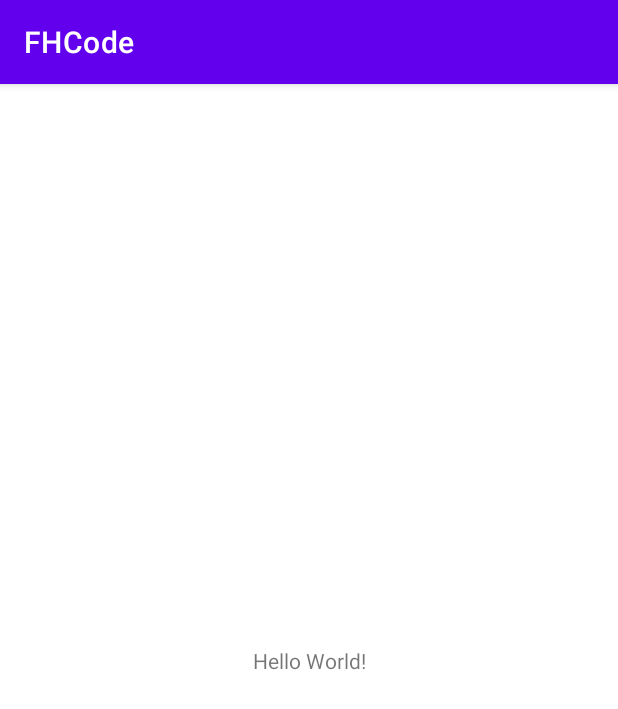
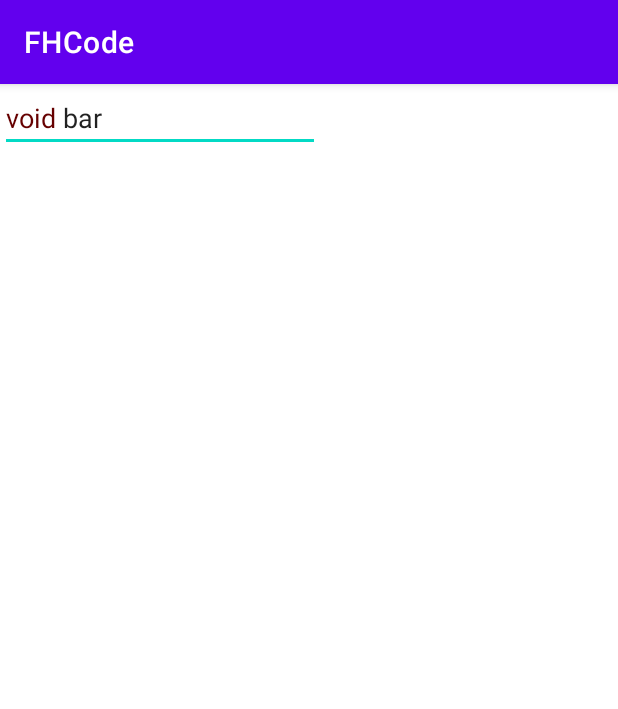
Before and after one commit to FredHappyface/Android.FHCode, an Android app: the screen it shows after launch (MainActivity), on a phone screen of 412 x 824 dp. Shown: the top 709 px of the screen. Run offline under Robolectric (Android 15) with nearby library versions, the light colour scheme and no system bars.

Commit message:
17/03/21

```diff
--- a/app/src/main/java/com/fredhappyface/fhcode/CodeEdit.kt
+++ b/app/src/main/java/com/fredhappyface/fhcode/CodeEdit.kt
@@ -4,6 +4,4 @@ import android.content.Context
 import android.util.AttributeSet
 import androidx.appcompat.widget.AppCompatEditText
 
-class CodeEdit(context: Context, attrs: AttributeSet, defStyleAttr: Int) : AppCompatEditText(context, attrs, defStyleAttr){
-
-}
+class CodeEdit(context: Context, attrs: AttributeSet, defStyleAttr: Int) : AppCompatEditText(context, attrs, defStyleAttr)
--- a/app/src/main/java/com/fredhappyface/fhcode/Colours.kt
+++ b/app/src/main/java/com/fredhappyface/fhcode/Colours.kt
@@ -1,4 +1,8 @@
 package com.fredhappyface.fhcode
 
-class Colours {
+import android.text.style.ForegroundColorSpan
+
+interface Colours {
+
+    fun getColour(type: String): ForegroundColorSpan
 }
--- /dev/null
+++ b/app/src/main/java/com/fredhappyface/fhcode/ColoursDark.kt
@@ -0,0 +1,12 @@
+package com.fredhappyface.fhcode
+
+import android.graphics.Color
+import android.text.style.ForegroundColorSpan
+
+class ColoursDark: Colours {
+
+    override fun getColour(type: String): ForegroundColorSpan {
+        val colourMap = mapOf("keyword" to "#660000")
+        return ForegroundColorSpan(Color.parseColor(colourMap[type]))
+    }
+}
--- a/app/src/main/java/com/fredhappyface/fhcode/LanguageRules.kt
+++ b/app/src/main/java/com/fredhappyface/fhcode/LanguageRules.kt
@@ -2,7 +2,10 @@ package com.fredhappyface.fhcode
 
 interface LanguageRules {
 
-    fun matchKeywords(string: CharSequence){
+    fun matchKeywords(string: CharSequence): List<RuleMatch>
 
+
+    fun createHighlighting(string: CharSequence): List<RuleMatch> {
+        return matchKeywords(string)
     }
 }
--- a/app/src/main/java/com/fredhappyface/fhcode/LanguageRulesJava.kt
+++ b/app/src/main/java/com/fredhappyface/fhcode/LanguageRulesJava.kt
@@ -1,12 +1,12 @@
 package com.fredhappyface.fhcode
 
-class LanguageRulesJava(): LanguageRules {
+class LanguageRulesJava : LanguageRules {
 
-    private val KEYWORDS: Regex = "(void|boolean|int|float|double)(?=\\s)".toRegex()
+    private val _keywords: Regex = "(void|boolean|int|float|double)(?=\\s)".toRegex()
 
-    override fun matchKeywords(string: CharSequence){
-        KEYWORDS.findAll(string).map {
-            RuleMatch(it.range.first, it.range.last + 1)
+    override fun matchKeywords(string: CharSequence): List<RuleMatch> {
+        return _keywords.findAll(string).map {
+            RuleMatch("keyword", it.range.first, it.range.last + 1)
         }.toList()
     }
 }
--- a/app/src/main/java/com/fredhappyface/fhcode/MainActivity.kt
+++ b/app/src/main/java/com/fredhappyface/fhcode/MainActivity.kt
@@ -2,10 +2,22 @@ package com.fredhappyface.fhcode
 
 import androidx.appcompat.app.AppCompatActivity
 import android.os.Bundle
+import android.widget.EditText
 
 class MainActivity : AppCompatActivity() {
     override fun onCreate(savedInstanceState: Bundle?) {
         super.onCreate(savedInstanceState)
+
         setContentView(R.layout.activity_main)
+
+        val codeEditText: EditText = findViewById(R.id.codeHighlight)
+        val textHighlight = TextHighlight(
+                codeEditText,
+                LanguageRulesJava(),
+                ColoursDark()
+        )
+
+        textHighlight.start()
+        codeEditText.setText("void bar")
     }
 }
--- a/app/src/main/java/com/fredhappyface/fhcode/RuleMatch.kt
+++ b/app/src/main/java/com/fredhappyface/fhcode/RuleMatch.kt
@@ -1,4 +1,6 @@
 package com.fredhappyface.fhcode
 
-data class RuleMatch(val startIndex: Int,
-                     val endIndex: Int)
+data class RuleMatch(
+        val ruleName: String,
+        val startIndex: Int,
+        val endIndex: Int)
--- a/app/src/main/java/com/fredhappyface/fhcode/TextHighlight.kt
+++ b/app/src/main/java/com/fredhappyface/fhcode/TextHighlight.kt
@@ -1,25 +1,93 @@
 package com.fredhappyface.fhcode
 
 import android.text.Editable
+import android.text.Spannable
 import android.text.TextWatcher
+import android.text.style.CharacterStyle
 import android.widget.EditText
 
 import kotlinx.coroutines.*
+import java.util.*
 
-class TextHighlight(
+open class TextHighlight(
     targetEditText: EditText,
     languageRules: LanguageRules,
     colours: Colours,
-    timeDelay: Int=150
+    timeDelay: Long=150
 ) {
-    private var highlightTask: Job?=null
 
-    private val realtimeTextWatcher = object : TextWatcher {
+    private var syntaxHighlighter = SpannableHighlighter(languageRules, colours)
+        set(value) {
+            clearAppliedStyles()
+            field = value
+            refreshHighlight()
+        }
+
+    internal var highlightTask: Job?=null
+
+    private val delayedTextWatch = DelayedTextWatch(
+            timeDelay,
+            action = {
+                refreshHighlight()
+            })
+
+    private val editable: Editable
+        get() = targetEditText.text
+
+    private var targetEditText: EditText = targetEditText
+        set(value) {
+            clearAppliedStyles()
+            field = value
+            refreshHighlight()
+        }
+
+    open fun refreshHighlight() {
+        highlightTask?.cancel("Refresh Highlight")
+        highlightTask = null
+
+        highlightTask = CoroutineScope(Dispatchers.Main).launch {
+            val currentText = editable.toString()
+            val highlightEntities = withContext(Dispatchers.Default) {
+                syntaxHighlighter.createHighlighting(currentText)
+            }
+            val original = syntaxHighlighter.appliedStyles
+            val previousStyles = mutableSetOf<CharacterStyle>().apply { addAll(original)}
+            try {
+                syntaxHighlighter.highlight(editable, highlightEntities)
+            } catch (e: IndexOutOfBoundsException) {
+                clearAppliedStyles()
+            }
+            removeStyles(previousStyles)
+        }
+    }
+
+
+    open fun clearAppliedStyles() = syntaxHighlighter.clearAppliedStyles(editable)
+
+    open fun removeStyles(styles: Set<CharacterStyle>) {
+        styles.forEach {
+            editable.removeSpan(it)
+            syntaxHighlighter.appliedStyles.remove(it)
+        }
+    }
+
+    open fun start() {
+        targetEditText.addTextChangedListener(delayedTextWatch)
+        targetEditText.addTextChangedListener(textWatch)
+    }
+
+    open fun end() {
+        targetEditText.removeTextChangedListener(textWatch)
+        targetEditText.removeTextChangedListener(delayedTextWatch)
+    }
+
+
+    private val textWatch = object : TextWatcher {
         override fun afterTextChanged(s: Editable?) {
         }
 
         override fun beforeTextChanged(s: CharSequence?, start: Int, count: Int, after: Int) {
-            highlightTask?.cancel("Text has changed")
+            highlightTask?.cancel("Text changed")
             highlightTask = null
         }
 
@@ -27,3 +95,67 @@ class TextHighlight(
         }
     }
 }
+
+open class DelayedTextWatch(
+    private var timeDelay: Long = 150,
+    val action: (CharSequence?) -> Unit)
+    : TextWatcher {
+
+    private var timer = Timer()
+
+    override fun onTextChanged(s: CharSequence?, start: Int, before: Int, count: Int) {
+        val text = s?.toString() ?: ""
+
+        timer.cancel()
+        timer = Timer()
+        timer.schedule(object : TimerTask() {
+            override fun run() {
+                CoroutineScope(Dispatchers.Main).launch {
+                    action(text)
+                }
+            }
+        }, timeDelay)
+    }
+
+    override fun afterTextChanged(s: Editable?) = Unit
+    override fun beforeTextChanged(s: CharSequence?, start: Int, count: Int, after: Int) = Unit
+}
+
+
+open class SpannableHighlighter(
+        private val languageRules: LanguageRules,
+        private val colours: Colours)
+    : LanguageRules by languageRules {
+
+    open val appliedStyles = mutableSetOf<CharacterStyle>()
+
+    open fun applyStyle(characterStyle: CharacterStyle, spannable: Spannable, start: Int, end: Int) {
+        spannable.setSpan(characterStyle, start, end, Spannable.SPAN_EXCLUSIVE_EXCLUSIVE)
+        appliedStyles.add(characterStyle)
+
+    }
+
+    open fun clearAppliedStyles(spannable: Spannable, resetState: Boolean = true) {
+        appliedStyles.forEach {
+            spannable.removeSpan(it)
+        }
+        if (resetState) {
+            resetState()
+        }
+    }
+
+    open fun resetState() {
+        appliedStyles.clear()
+    }
+
+    open suspend fun highlight(spannable: Spannable, ruleMatches: List<RuleMatch>) {
+        coroutineScope {
+            ruleMatches.map {
+                async {
+                    val characterStyle = colours.getColour(it.ruleName)
+                    applyStyle(characterStyle, spannable, it.startIndex, it.endIndex)
+                }
+            }.awaitAll()
+        }
+    }
+}
--- a/app/src/main/res/layout/activity_main.xml
+++ b/app/src/main/res/layout/activity_main.xml
@@ -6,13 +6,13 @@
     android:layout_height="match_parent"
     tools:context=".MainActivity">
 
-    <TextView
+    <EditText
+        android:id="@+id/codeHighlight"
         android:layout_width="wrap_content"
         android:layout_height="wrap_content"
-        android:text="Hello World!"
-        app:layout_constraintBottom_toBottomOf="parent"
-        app:layout_constraintLeft_toLeftOf="parent"
-        app:layout_constraintRight_toRightOf="parent"
+        android:ems="10"
+        android:inputType=""
+        android:text=""
+        app:layout_constraintStart_toStartOf="parent"
         app:layout_constraintTop_toTopOf="parent" />
-
 </androidx.constraintlayout.widget.ConstraintLayout>
--- a/build.gradle
+++ b/build.gradle
@@ -1,6 +1,6 @@
 // Top-level build file where you can add configuration options common to all sub-projects/modules.
 buildscript {
-    ext.kotlin_version = "1.3.72"
+    ext.kotlin_version = "1.4.31"
     repositories {
         google()
         jcenter()
```
Also changed, not shown: app/build.gradle (+7 -6 lines), app/src/main/java/com/fredhappyface/fhcode/ColoursLight.kt (added, +12 -0 lines).
